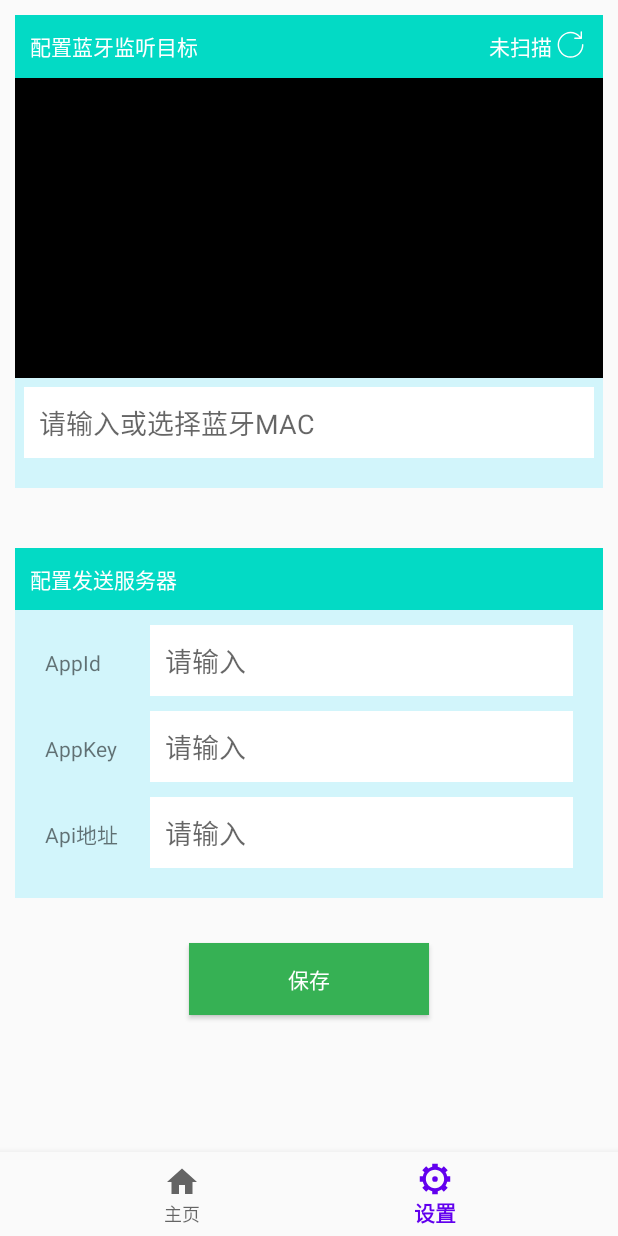
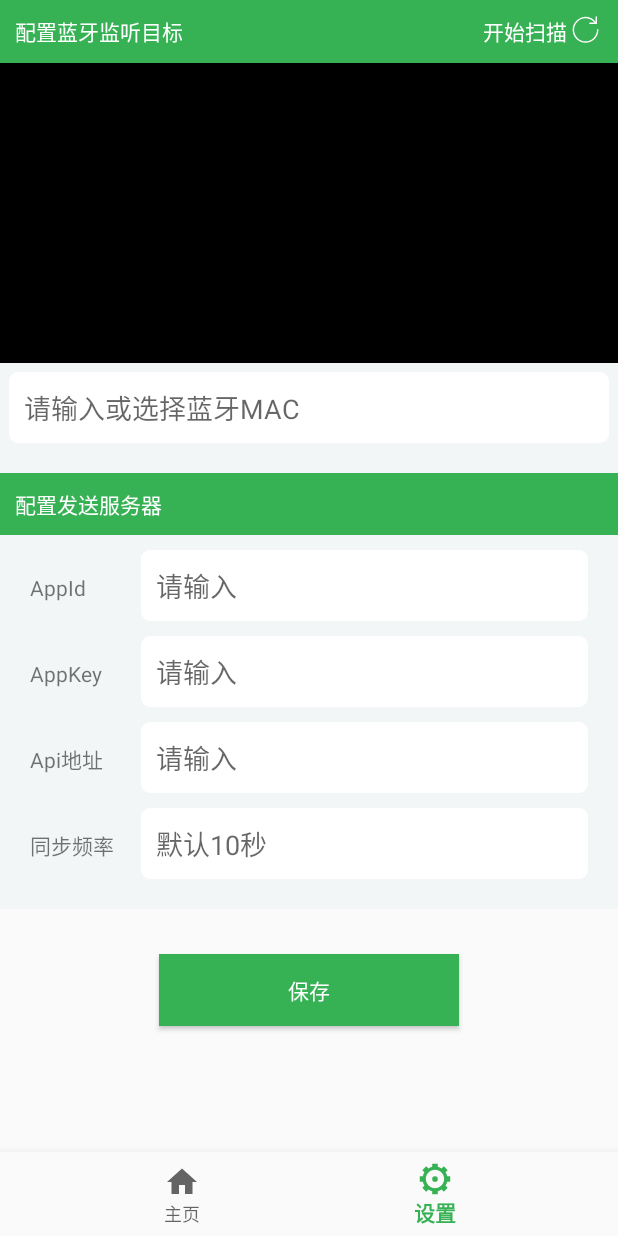
Before and after one commit to dingshaohua-cn/BluetoothUploader, an Android app: the DashboardFragment screen opened through its navigation route, on a phone screen of 412 x 824 dp. Run offline under Robolectric (Android 15) with nearby library versions, the phone set to English and light mode, and no system bars; our stand-ins replace RxJava, navigation-ui; libraries missing offline, so code that uses them is left out: cn.leancloud; 1 statement that could not run was skipped.

Commit message:
feat: 优化样式

```diff
--- a/app/src/main/AndroidManifest.xml
+++ b/app/src/main/AndroidManifest.xml
@@ -20,6 +20,7 @@
     <!--    蓝牙权限end-->
 
     <uses-permission android:name="android.permission.POST_NOTIFICATIONS" />
+    <uses-permission android:name="android.permission.INTERNET" />
     <application
         android:allowBackup="true"
         android:dataExtractionRules="@xml/data_extraction_rules"
--- a/app/src/main/java/com/example/bluetoothuploader/MainActivity.java
+++ b/app/src/main/java/com/example/bluetoothuploader/MainActivity.java
@@ -34,7 +34,8 @@ public class MainActivity extends AppCompatActivity {
 
 
         // 提供 this、App ID、绑定的自定义 API 域名作为参数
-        LeanCloud.initializeSecurely(this, "0XxTqBqbDxa7F3tXQvLJGKsR-gzGzoHsz", "https://0xxtqbqb.lc-cn-n1-shared.com");
+        //        LeanCloud.initializeSecurely(this, "0XxTqBqbDxa7F3tXQvLJGKsR-gzGzoHsz", "https://0xxtqbqb.lc-cn-n1-shared.com");
+        LeanCloud.initialize(this, "0XxTqBqbDxa7F3tXQvLJGKsR-gzGzoHsz","96avIapLREM9OBqhttD72a3g", "https://0xxtqbqb.lc-cn-n1-shared.com");
 
 
         binding = ActivityMainBinding.inflate(getLayoutInflater());
@@ -72,7 +73,7 @@ public class MainActivity extends AppCompatActivity {
                     String permissionStatus = permissionResult == PackageManager.PERMISSION_GRANTED ? "开启  " : "关闭  ";
                     str += permissionName + ": " + permissionStatus;
                 }
-                Toast.makeText(MainActivity.this, str, Toast.LENGTH_LONG).show();
+//                Toast.makeText(MainActivity.this, str, Toast.LENGTH_LONG).show();
                 break;
         }
     }
--- a/app/src/main/java/com/example/bluetoothuploader/ui/dashboard/DashboardFragment.java
+++ b/app/src/main/java/com/example/bluetoothuploader/ui/dashboard/DashboardFragment.java
@@ -56,6 +56,7 @@ public class DashboardFragment extends Fragment {
 
     private RotateAnimation animation = goRotate();
 
+
     public View onCreateView(@NonNull LayoutInflater inflater,
                              ViewGroup container, Bundle savedInstanceState) {
         activity = getActivity();
@@ -88,10 +89,12 @@ public class DashboardFragment extends Fragment {
 
         // 蓝牙扫描按钮dom
         imageDom = root.findViewById(R.id.refresh);
-        imageDom.setOnClickListener(new View.OnClickListener() {
+        View rightActionDom = root.findViewById(R.id.rightAction);
+
+        rightActionDom.setOnClickListener(new View.OnClickListener() {
             @Override
             public void onClick(View view) {
-                if(statusDom.getText().equals("未扫描")){
+                if(statusDom.getText().equals("开始扫描")){
                     // 开始扫描
                     connectionList.clear();
                     doDiscover(true);
@@ -158,7 +161,7 @@ public class DashboardFragment extends Fragment {
             // TODO Auto-generated method stub
             if (ActivityCompat.checkSelfPermission(activity, Manifest.permission.BLUETOOTH_SCAN) == PackageManager.PERMISSION_GRANTED) {
                 if (!bluetoothAdapter.isDiscovering()) {
-                    statusDom.setText("未扫描");
+                    statusDom.setText("开始扫描");
                     animation.cancel();
                     handler.removeCallbacks(runnable);
                 }
@@ -179,12 +182,13 @@ public class DashboardFragment extends Fragment {
         bluetoothAdapter = bluetoothManager.getAdapter();  // 获得蓝牙适配器对象
         if (ActivityCompat.checkSelfPermission(activity, Manifest.permission.BLUETOOTH_SCAN) == PackageManager.PERMISSION_GRANTED) {
             Log.i(TAG, "startDiscover: 经典扫描");
-            statusDom.setText("扫描中...");
             if (status) {
+                statusDom.setText("停止扫描");
                 Log.i(TAG, "doDiscover: "+"开始动画");
                 imageDom.startAnimation(animation);
                 bluetoothAdapter.startDiscovery(); // 如果不调用cancelDiscovery主动停止扫描的话，最多扫描12s
             } else {
+                statusDom.setText("开始扫描");
                 bluetoothAdapter.cancelDiscovery();
                 animation.cancel();
             }
--- a/app/src/main/java/com/example/bluetoothuploader/ui/home/HomeFragment.java
+++ b/app/src/main/java/com/example/bluetoothuploader/ui/home/HomeFragment.java
@@ -49,6 +49,7 @@ public class HomeFragment extends Fragment {
         startBtnDom.setOnClickListener(new View.OnClickListener() {
             @Override
             public void onClick(View view) {
+                saveData();
                 addNotification();
             }
         });
@@ -77,6 +78,7 @@ public class HomeFragment extends Fragment {
 
             public void onError(Throwable throwable) {
                 // 异常处理
+                Log.i("aaaaa", "保存失败。objectId：" + throwable.getMessage());
             }
 
             public void onComplete() {
--- /dev/null
+++ b/app/src/main/res/drawable/rounded_editview.xml
@@ -0,0 +1,10 @@
+<?xml version="1.0" encoding="utf-8"?>
+<shape xmlns:android="http://schemas.android.com/apk/res/android"
+    android:shape="rectangle">
+    <solid android:color="#FFFFFF"></solid>
+    <padding android:left="1dp"
+        android:top="2dp"
+        android:right="2dp"
+        android:bottom="2dp"></padding>
+    <corners android:radius="6dp"></corners>
+</shape>
--- a/app/src/main/res/drawable/shape.xml
+++ b/app/src/main/res/drawable/shape.xml
@@ -5,7 +5,7 @@
     <!--    2.设置按钮的颜色-->
     <!--    3.设置边框大粗细和颜色-->
     <corners android:radius="180dp"/>
-    <solid android:color="#EF7474"/>
+    <solid android:color="@color/wechat"/>
     <stroke android:width="1dp"
-        android:color="#F11B1B"/>
+        android:color="@color/wechat"/>
 </shape>
--- a/app/src/main/res/layout/fragment_dashboard.xml
+++ b/app/src/main/res/layout/fragment_dashboard.xml
@@ -10,14 +10,14 @@
         android:layout_width="match_parent"
         android:layout_height="match_parent"
         android:orientation="vertical"
-        android:padding="10dp"
+        android:padding="0dp"
         tools:ignore="MissingConstraints">
 
         <!--        配置1-->
         <LinearLayout
             android:layout_width="match_parent"
             android:layout_height="wrap_content"
-            android:background="#D2F5FB"
+            android:background="#F2F6F6"
             android:gravity="center"
             android:orientation="vertical"
             android:paddingBottom="20dp">
@@ -25,7 +25,7 @@
             <LinearLayout
                 android:layout_width="match_parent"
                 android:layout_height="wrap_content"
-                android:background="@color/teal_200"
+                android:background="@color/wechat"
                 android:orientation="horizontal">
                 <TextView
                     android:layout_width="0dp"
@@ -36,6 +36,7 @@
                     android:textColor="@color/white" />
 
                 <LinearLayout
+                    android:id="@+id/rightAction"
                     android:gravity="right"
                     android:layout_width="0dp"
                     android:layout_weight="1"
@@ -45,7 +46,7 @@
                         android:id="@+id/status"
                         android:layout_width="wrap_content"
                         android:layout_height="wrap_content"
-                        android:text="未扫描"
+                        android:text="开始扫描"
                         android:textColor="@color/white" />
 
                     <ImageView
@@ -77,12 +78,12 @@
                     android:layout_marginLeft="6dp"
                     android:layout_marginRight="6dp"
                     android:layout_marginTop="6dp"
-                    android:background="#FFFFFF"
                     android:id="@+id/macDom"
                     android:layout_width="match_parent"
                     android:layout_height="wrap_content"
                     android:hint="请输入或选择蓝牙MAC "
                     android:inputType="text"
+                    android:background="@drawable/rounded_editview"
                     style="@style/myCustomIptStyle"/>
             </LinearLayout>
         </LinearLayout>
@@ -91,8 +92,8 @@
         <LinearLayout
             android:layout_width="match_parent"
             android:layout_height="wrap_content"
-            android:layout_marginTop="40dp"
-            android:background="#D2F5FB"
+            android:layout_marginTop="0dp"
+            android:background="#F2F6F6"
             android:gravity="center"
             android:orientation="vertical"
             android:paddingBottom="20dp">
@@ -100,7 +101,7 @@
             <TextView
                 android:layout_width="match_parent"
                 android:layout_height="wrap_content"
-                android:background="@color/teal_200"
+                android:background="@color/wechat"
                 android:padding="10dp"
                 android:text="配置发送服务器"
                 android:textColor="@color/white" />
@@ -133,6 +134,7 @@
                         android:layout_height="wrap_content"
                         android:layout_weight="4"
                         android:hint="请输入 "
+                        android:background="@drawable/rounded_editview"
                         android:inputType="text"
                         android:textColor="@color/black" />
                 </LinearLayout>
@@ -165,6 +167,7 @@
                         android:layout_height="wrap_content"
                         android:layout_weight="4"
                         android:hint="请输入 "
+                        android:background="@drawable/rounded_editview"
                         android:inputType="text"
                         android:textColor="@color/black" />
                 </LinearLayout>
@@ -198,21 +201,53 @@
                         android:layout_height="wrap_content"
                         android:layout_weight="4"
                         android:hint="请输入 "
+                        android:background="@drawable/rounded_editview"
                         android:inputType="text"
                         android:textColor="@color/black" />
                 </LinearLayout>
             </LinearLayout>
 
+            <LinearLayout
+                android:layout_width="match_parent"
+                android:layout_height="wrap_content"
+                android:layout_marginTop="10dp"
+                android:gravity="center"
+                android:orientation="vertical"
+                android:paddingLeft="20dp"
+                android:paddingRight="20dp">
 
+                <LinearLayout
+                    android:layout_width="match_parent"
+                    android:layout_height="wrap_content"
+                    android:orientation="horizontal">
+
+                    <TextView
+                        android:layout_width="0dp"
+                        android:layout_height="wrap_content"
+                        android:layout_weight="1"
+                        android:text="同步频率" />
+
+                    <EditText
+                        style="@style/myCustomIptStyle"
+                        android:id="@+id/timer"
+                        android:layout_width="0dp"
+                        android:layout_height="wrap_content"
+                        android:layout_weight="4"
+                        android:hint="默认10秒 "
+                        android:background="@drawable/rounded_editview"
+                        android:inputType="text"
+                        android:textColor="@color/black" />
+                </LinearLayout>
+            </LinearLayout>
         </LinearLayout>
 
         <Button
             android:layout_gravity="center"
             android:layout_marginTop="30dp"
             android:id="@+id/btnSave"
-            android:layout_width="160dp"
+            android:layout_width="200dp"
             android:layout_height="wrap_content"
-            android:background="#36B154"
+            android:background="@color/wechat"
             android:textColor="@color/white"
             android:text="保存" />
 
--- a/app/src/main/res/values-night/themes.xml
+++ b/app/src/main/res/values-night/themes.xml
@@ -2,8 +2,8 @@
     <!-- Base application theme. -->
     <style name="Theme.BluetoothUploader" parent="Theme.MaterialComponents.Light.DarkActionBar.Bridge">
         <!-- Primary brand color. -->
-        <item name="colorPrimary">@color/purple_200</item>
-        <item name="colorPrimaryVariant">@color/purple_700</item>
+        <item name="colorPrimary">@color/wechat</item>
+        <item name="colorPrimaryVariant">@color/wechat1</item>
         <item name="colorOnPrimary">@color/black</item>
         <!-- Secondary brand color. -->
         <item name="colorSecondary">@color/teal_200</item>
--- a/app/src/main/res/values/colors.xml
+++ b/app/src/main/res/values/colors.xml
@@ -7,4 +7,6 @@
     <color name="teal_700">#FF018786</color>
     <color name="black">#FF000000</color>
     <color name="white">#FFFFFFFF</color>
+    <color name="wechat">#36B154</color>
+    <color name="wechat1">#8036B154</color>
 </resources>
--- a/app/src/main/res/values/styles.xml
+++ b/app/src/main/res/values/styles.xml
@@ -2,7 +2,7 @@
 <resources>
     <style name="myCustomIptStyle">
         <item name="android:color">#1F2022</item>
-        <item name="android:background">#FFFFFF</item>
+<!--        <item name="android:background">#FFFFFF</item>-->
         <item name="android:padding">10dp</item>
     </style>
 </resources>
--- a/app/src/main/res/values/themes.xml
+++ b/app/src/main/res/values/themes.xml
@@ -2,8 +2,8 @@
     <!-- Base application theme. -->
     <style name="Theme.BluetoothUploader" parent="Theme.MaterialComponents.DayNight.DarkActionBar.Bridge">
         <!-- Primary brand color. -->
-        <item name="colorPrimary">@color/purple_500</item>
-        <item name="colorPrimaryVariant">@color/purple_700</item>
+        <item name="colorPrimary">@color/wechat</item>
+        <item name="colorPrimaryVariant">@color/wechat1</item>
         <item name="colorOnPrimary">@color/white</item>
         <!-- Secondary brand color. -->
         <item name="colorSecondary">@color/teal_200</item>
```
Also changed, not shown: app/build.gradle (+10 -10 lines).
